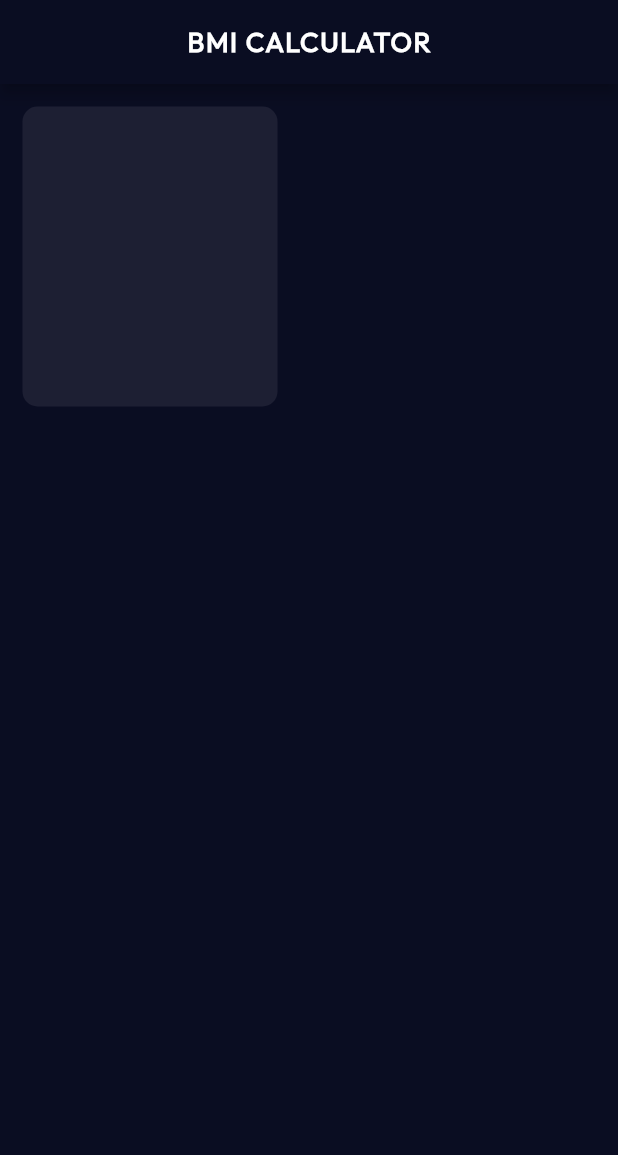
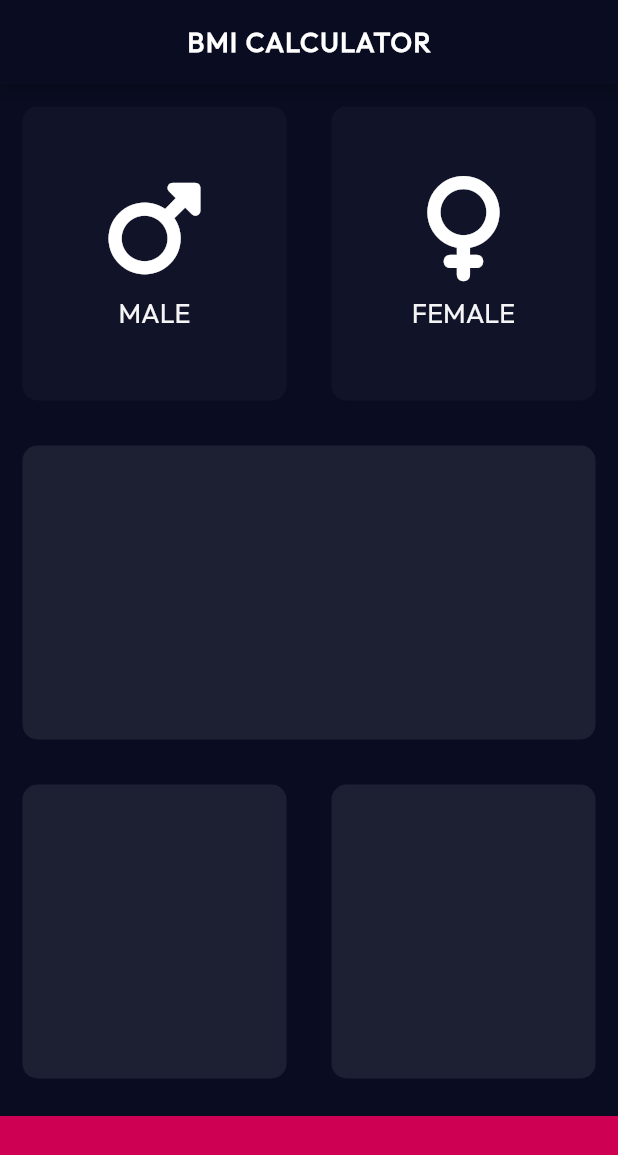
Before and after one commit to Jasil-kk/bmi_calculator, a Flutter app: the screen it shows after launch, on a phone screen of 412 x 824 dp. Shown: the top 1155 px of the screen. Run offline on Flutter 3.47's test engine with Material 2 defaults, Android fonts, the phone set to English and light mode, and no system bars; our stand-ins replace font_awesome_flutter.

Commit message:
calculator ui and functionalities started

```diff
--- /dev/null
+++ b/lib/icon_content.dart
@@ -0,0 +1,20 @@
+
+
+import 'package:flutter/cupertino.dart';
+
+class IconContent extends StatelessWidget {
+  IconContent({this.icon, this.label});
+  final IconData? icon;
+  final String? label;
+  @override
+  Widget build(BuildContext context) {
+    return Column(
+      mainAxisAlignment: MainAxisAlignment.center,
+      children: [
+        Icon(icon,size: 70.0,),
+        SizedBox(height: 10.0,),
+        Text(label! ,style: TextStyle(fontSize: 18.0,color: Color(0xFFF5F5F6)),)
+      ],
+    );
+  }
+}
--- a/lib/input_page.dart
+++ b/lib/input_page.dart
@@ -1,4 +1,14 @@
 import 'package:flutter/material.dart';
+import 'package:font_awesome_flutter/font_awesome_flutter.dart';
+import 'icon_content.dart';
+import 'reusable_card.dart';
+
+const bottomContainerHeight = 80.0;
+const activeCardColor = Color(0xFF1D1F33);
+const inactiveCardColor = Color(0xFF111328);
+const bottomContainerColor = Color(0xFFCD0053);
+
+enum Gender { male, female }
 
 class InputPage extends StatefulWidget {
   @override
@@ -6,18 +16,100 @@ class InputPage extends StatefulWidget {
 }
 
 class _InputPageState extends State<InputPage> {
+  Color maleCardColour = inactiveCardColor;
+  Color femaleCardColour = inactiveCardColor;
+  void updateColour(Gender selectedGender) {
+    // male card pressed
+    if (selectedGender == Gender.male) {
+      if (maleCardColour == inactiveCardColor) {
+        maleCardColour = activeCardColor;
+        femaleCardColour = inactiveCardColor;
+      } else {
+        maleCardColour = inactiveCardColor;
+      }
+    }
+    // female card pressed
+    if (selectedGender == Gender.female) {
+      if (femaleCardColour == inactiveCardColor) {
+        femaleCardColour = activeCardColor;
+        maleCardColour = inactiveCardColor;
+      } else {
+        femaleCardColour = inactiveCardColor;
+      }
+    }
+  }
+
   @override
   Widget build(BuildContext context) {
     return Scaffold(
       appBar: AppBar(
-        title: Center(child: Text('BMI CALCULATOR',style: TextStyle(fontSize: 18.0),)),
+        title: Center(
+            child: Text(
+          'BMI CALCULATOR',
+          style: TextStyle(fontSize: 18.0),
+        )),
       ),
-      body: Container(
-        width: 170.0,
-        height: 200.0,
-        margin: EdgeInsets.all(15.0),
-        decoration: BoxDecoration(color: Color(0xFF1D1F33),borderRadius: BorderRadius.circular(10.0)),
-      )
+      body: Column(
+        children: [
+          Expanded(
+            child: Row(
+              children: [
+                Expanded(
+                  child: GestureDetector(
+                    onTap: () {
+                      setState(() {
+                        updateColour(Gender.male);
+                      });
+                    },
+                    child: ReusableCard(
+                        colour: maleCardColour,
+                        cardChild: IconContent(
+                          icon: FontAwesomeIcons.mars,
+                          label: 'MALE',
+                        )),
+                  ),
+                ),
+                Expanded(
+                  child: GestureDetector(
+                    onTap: () {
+                      setState(() {
+                        updateColour(Gender.female);
+                      });
+                    },
+                    child: ReusableCard(
+                        colour: femaleCardColour,
+                        cardChild: IconContent(
+                            icon: FontAwesomeIcons.venus, label: 'FEMALE')),
+                  ),
+                ),
+              ],
+            ),
+          ),
+          Expanded(
+            child: ReusableCard(colour: activeCardColor),
+          ),
+          Expanded(
+            child: Row(
+              children: [
+                Expanded(
+                  child: ReusableCard(colour: activeCardColor),
+                ),
+                Expanded(
+                  child: ReusableCard(colour: activeCardColor),
+                ),
+              ],
+            ),
+          ),
+          Container(
+            color: bottomContainerColor,
+            width: double.infinity,
+            height: bottomContainerHeight,
+            margin: EdgeInsets.only(top: 10.0),
+          )
+        ],
+      ),
     );
   }
 }
+
+// ignore: must_be_immutable
--- /dev/null
+++ b/lib/reusable_card.dart
@@ -0,0 +1,17 @@
+import 'package:flutter/cupertino.dart';
+import 'package:flutter/material.dart';
+
+class ReusableCard extends StatelessWidget {
+  ReusableCard({required this.colour, this.cardChild});
+  final Color colour;
+  final Widget? cardChild;
+  @override
+  Widget build(BuildContext context) {
+    return Container(
+      child: cardChild,
+      margin: EdgeInsets.all(15.0),
+      decoration: BoxDecoration(
+          color: colour, borderRadius: BorderRadius.circular(10.0)),
+    );
+  }
+}
--- a/pubspec.yaml
+++ b/pubspec.yaml
@@ -15,6 +15,7 @@ dependencies:
 
 
   cupertino_icons: ^1.0.2
+  font_awesome_flutter: ^10.4.0
 
 dev_dependencies:
   flutter_test:
```
Also changed, not shown: pubspec.lock.
